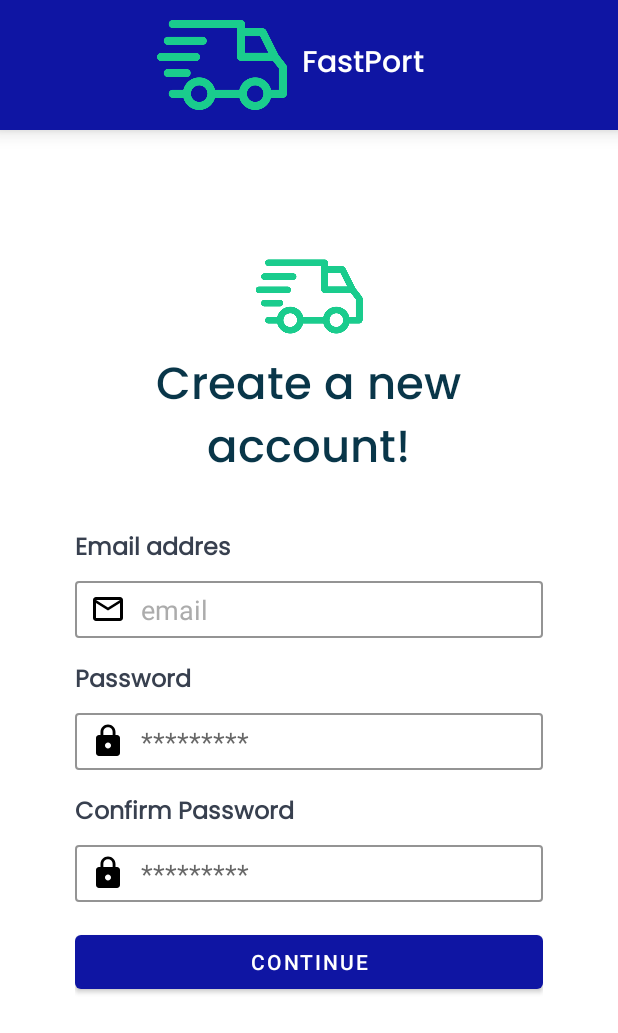
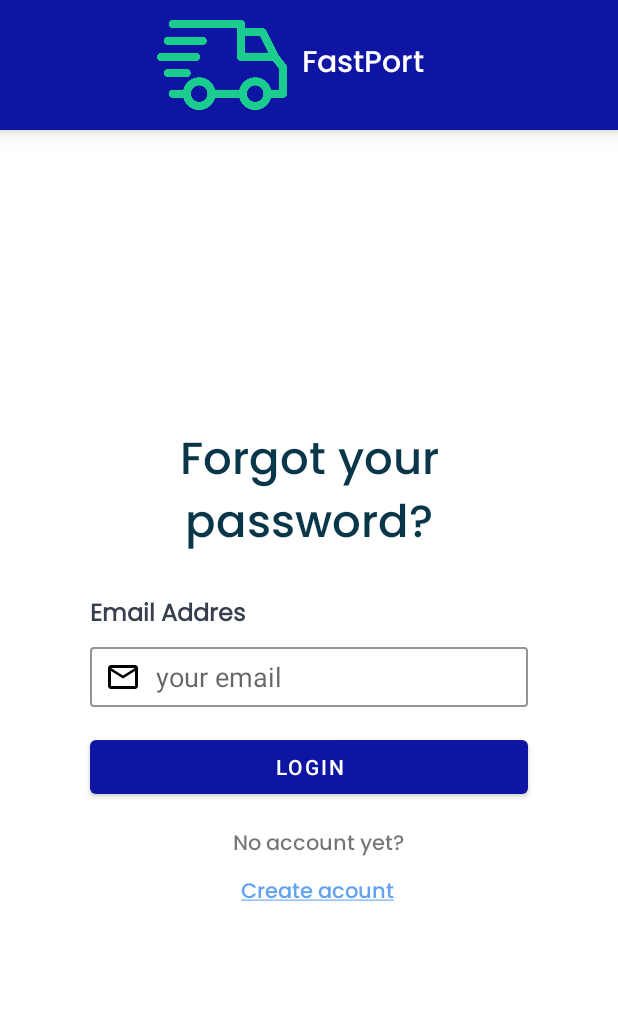
Before and after one commit to Tech-Company-SW52/mobile-applications, an Android app: the screen it shows after launch (RegisterActivity before the commit, PasswordActivity after it), on a phone screen of 412 x 824 dp. Shown: the top 1033 px of the screen. Run offline under Robolectric (Android 15) with nearby library versions, the phone set to English and light mode, and no system bars.

Commit message:
add: Password activity with yours fragments

```diff
--- a/app/build.gradle
+++ b/app/build.gradle
@@ -37,7 +37,7 @@ dependencies {
 
     implementation 'androidx.core:core-ktx:1.7.0'
     implementation 'androidx.appcompat:appcompat:1.6.1'
-    implementation 'com.google.android.material:material:1.8.0'
+    implementation 'com.google.android.material:material:1.7.0'
     implementation 'androidx.constraintlayout:constraintlayout:2.1.4'
     testImplementation 'junit:junit:4.13.2'
     androidTestImplementation 'androidx.test.ext:junit:1.1.5'
@@ -58,4 +58,5 @@ dependencies {
     //navigation component
     implementation("androidx.navigation:navigation-fragment-ktx:2.5.3")
     implementation("androidx.navigation:navigation-ui-ktx:2.5.3")
+
 }
--- /dev/null
+++ b/app/src/main/java/com/fastport/PasswordActivity.kt
@@ -0,0 +1,11 @@
+package com.fastport
+
+import androidx.appcompat.app.AppCompatActivity
+import android.os.Bundle
+
+class PasswordActivity : AppCompatActivity() {
+    override fun onCreate(savedInstanceState: Bundle?) {
+        super.onCreate(savedInstanceState)
+        setContentView(R.layout.activity_password)
+    }
+}
--- /dev/null
+++ b/app/src/main/java/com/fastport/PasswordFragments/ForgotFragment.kt
@@ -0,0 +1,36 @@
+package com.fastport.PasswordFragments
+
+import android.os.Bundle
+import androidx.fragment.app.Fragment
+import android.view.LayoutInflater
+import android.view.View
+import android.view.ViewGroup
+import android.widget.Button
+import androidx.navigation.Navigation
+import com.fastport.R
+
+
+
+
+
+class ForgotFragment : Fragment() {
+
+    override fun onCreateView(
+        inflater: LayoutInflater, container: ViewGroup?,
+        savedInstanceState: Bundle?
+    ): View? {
+        // Inflate the layout for this fragment
+        val view: View= inflater.inflate(R.layout.fragment_forgot, container, false)
+        next(view)
+        return view
+    }
+    private fun next(view_: View){
+        val btnNext = view_.findViewById<Button>(R.id.btn_login)
+        btnNext.setOnClickListener(){
+            Navigation.findNavController(view_).navigate(R.id.action_forgotFragment_to_renewFragment)
+
+        }
+    }
+
+
+}
--- a/app/src/main/res/layout/activity_login.xml
+++ b/app/src/main/res/layout/activity_login.xml
@@ -69,6 +69,7 @@
         android:hint="*********"
         android:inputType="textPassword"
         android:paddingStart="10dp"
+        android:textColor="#000000"
         app:layout_constraintEnd_toEndOf="parent"
         app:layout_constraintHorizontal_bias="0.0"
         app:layout_constraintStart_toStartOf="parent"
@@ -86,10 +87,10 @@
         android:drawableStart="@drawable/baseline_person_24"
         android:drawablePadding="10dp"
         android:ems="10"
+        android:hint="Username"
         android:inputType="textPersonName"
         android:paddingStart="10dp"
-        android:text="Username"
-        android:textColor="#ACACAC"
+        android:textColor="#000000"
         app:layout_constraintEnd_toEndOf="parent"
         app:layout_constraintHorizontal_bias="0.0"
         app:layout_constraintStart_toStartOf="parent"
--- /dev/null
+++ b/app/src/main/res/layout/activity_password.xml
@@ -0,0 +1,31 @@
+<?xml version="1.0" encoding="utf-8"?>
+<androidx.constraintlayout.widget.ConstraintLayout xmlns:android="http://schemas.android.com/apk/res/android"
+    xmlns:app="http://schemas.android.com/apk/res-auto"
+    xmlns:tools="http://schemas.android.com/tools"
+    android:layout_width="match_parent"
+    android:layout_height="match_parent"
+    tools:context=".PasswordActivity">
+
+    <include
+        android:id="@+id/include2"
+        layout="@layout/pre_toolbar"
+        android:layout_width="0dp"
+        android:layout_height="wrap_content"
+        app:layout_constraintEnd_toEndOf="parent"
+        app:layout_constraintStart_toStartOf="parent"
+        app:layout_constraintTop_toTopOf="parent" />
+
+    <androidx.fragment.app.FragmentContainerView
+        android:id="@+id/fragmentContainerView"
+        android:name="androidx.navigation.fragment.NavHostFragment"
+        android:layout_width="0dp"
+        android:layout_height="0dp"
+        app:defaultNavHost="true"
+        app:layout_constraintBottom_toBottomOf="parent"
+        app:layout_constraintEnd_toEndOf="parent"
+        app:layout_constraintStart_toStartOf="parent"
+        app:layout_constraintTop_toBottomOf="@+id/include2"
+        app:navGraph="@navigation/password_nav_graph" />
+
+
+</androidx.constraintlayout.widget.ConstraintLayout>
--- /dev/null
+++ b/app/src/main/res/layout/fragment_forgot.xml
@@ -0,0 +1,97 @@
+<?xml version="1.0" encoding="utf-8"?>
+<androidx.constraintlayout.widget.ConstraintLayout xmlns:android="http://schemas.android.com/apk/res/android"
+    xmlns:app="http://schemas.android.com/apk/res-auto"
+    xmlns:tools="http://schemas.android.com/tools"
+    android:id="@+id/linearLayout"
+    android:layout_width="match_parent"
+    android:layout_height="match_parent"
+    tools:context=".PasswordFragments.ForgotFragment">
+
+    <TextView
+        android:id="@+id/textView11"
+        android:layout_width="327dp"
+        android:layout_height="104dp"
+        android:fontFamily="@font/poppins_medium"
+        android:text="Forgot your password?"
+        android:textAlignment="center"
+        android:textColor=" #093649"
+        android:textSize="30sp"
+        app:layout_constraintBottom_toBottomOf="parent"
+        app:layout_constraintEnd_toEndOf="parent"
+        app:layout_constraintStart_toStartOf="parent"
+        app:layout_constraintTop_toTopOf="parent"
+        app:layout_constraintVertical_bias="0.31" />
+
+    <Button
+        android:id="@+id/btn_login"
+        android:layout_width="0dp"
+        android:layout_height="wrap_content"
+        android:layout_marginStart="60dp"
+        android:layout_marginTop="16dp"
+        android:layout_marginEnd="60dp"
+        android:text="Login"
+        app:layout_constraintEnd_toEndOf="parent"
+        app:layout_constraintStart_toStartOf="parent"
+        app:layout_constraintTop_toBottomOf="@+id/editTextTextEmailAddress5" />
+
+    <TextView
+        android:id="@+id/textView10"
+        android:layout_width="wrap_content"
+        android:layout_height="wrap_content"
+        android:layout_marginTop="16dp"
+        android:fontFamily="@font/poppins_medium"
+        android:text="No account yet?"
+        android:textAllCaps="false"
+        app:layout_constraintEnd_toEndOf="parent"
+        app:layout_constraintHorizontal_bias="0.522"
+        app:layout_constraintStart_toStartOf="parent"
+        app:layout_constraintTop_toBottomOf="@+id/btn_login" />
+
+    <TextView
+        android:id="@+id/textView9"
+        android:layout_width="wrap_content"
+        android:layout_height="wrap_content"
+        android:layout_marginTop="8dp"
+        android:fontFamily="@font/poppins_medium"
+        android:text="@string/create"
+        android:textAllCaps="false"
+        android:textColor="#60A3F0"
+        app:layout_constraintEnd_toEndOf="parent"
+        app:layout_constraintHorizontal_bias="0.519"
+        app:layout_constraintStart_toStartOf="parent"
+        app:layout_constraintTop_toBottomOf="@+id/textView10" />
+
+    <TextView
+        android:id="@+id/tvEmail"
+        android:layout_width="wrap_content"
+        android:layout_height="wrap_content"
+        android:layout_marginBottom="8dp"
+        android:fontFamily="@font/poppins_regular"
+        android:text="Email Addres"
+        android:textColor="#38404F"
+        android:textSize="16sp"
+        android:textStyle="bold"
+        app:layout_constraintBottom_toTopOf="@+id/editTextTextEmailAddress5"
+        app:layout_constraintStart_toStartOf="@+id/editTextTextEmailAddress5" />
+
+    <EditText
+        android:id="@+id/editTextTextEmailAddress5"
+        android:layout_width="0dp"
+        android:layout_height="40dp"
+        android:layout_marginStart="60dp"
+        android:layout_marginTop="44dp"
+        android:layout_marginEnd="60dp"
+        android:background="@drawable/edit_text_background"
+        android:drawableStart="@drawable/outline_email_24"
+        android:drawablePadding="10dp"
+        android:ems="10"
+        android:hint="your email"
+        android:inputType="textEmailAddress"
+        android:paddingStart="10dp"
+        app:layout_constraintEnd_toEndOf="parent"
+        app:layout_constraintHorizontal_bias="0.542"
+        app:layout_constraintStart_toStartOf="parent"
+        app:layout_constraintTop_toBottomOf="@+id/textView11" />
+
+
+</androidx.constraintlayout.widget.ConstraintLayout>
--- /dev/null
+++ b/app/src/main/res/navigation/password_nav_graph.xml
@@ -0,0 +1,22 @@
+<?xml version="1.0" encoding="utf-8"?>
+<navigation xmlns:android="http://schemas.android.com/apk/res/android"
+    xmlns:app="http://schemas.android.com/apk/res-auto"
+    xmlns:tools="http://schemas.android.com/tools"
+    android:id="@+id/password_nav_graph"
+    app:startDestination="@id/forgotFragment">
+
+    <fragment
+        android:id="@+id/forgotFragment"
+        android:name="com.fastport.PasswordFragments.ForgotFragment"
+        android:label="fragment_forgot"
+        tools:layout="@layout/fragment_forgot" >
+        <action
+            android:id="@+id/action_forgotFragment_to_renewFragment"
+            app:destination="@id/renewFragment" />
+    </fragment>
+    <fragment
+        android:id="@+id/renewFragment"
+        android:name="com.fastport.PasswordFragments.RenewFragment"
+        android:label="fragment_renew"
+        tools:layout="@layout/fragment_renew" />
+</navigation>
```
Also changed, not shown: app/src/main/AndroidManifest.xml (+7 -4 lines), app/src/main/java/com/fastport/PasswordFragments/RenewFragment.kt (added, +24 -0 lines), app/src/main/res/layout/fragment_renew.xml (added, +125 -0 lines).
